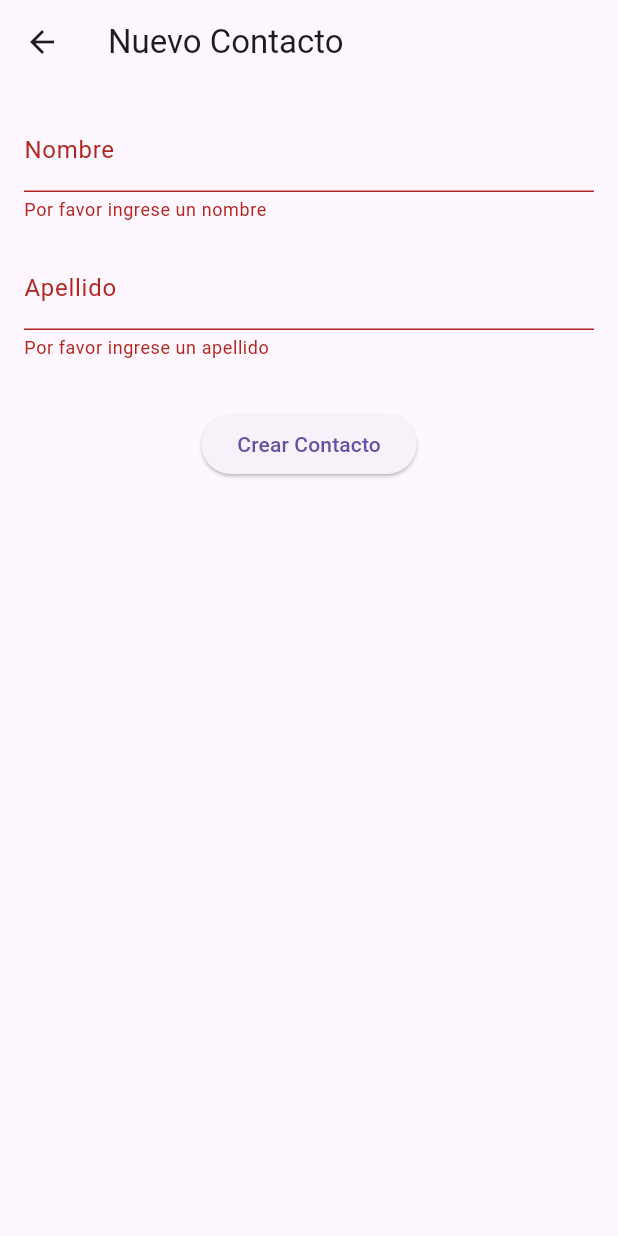
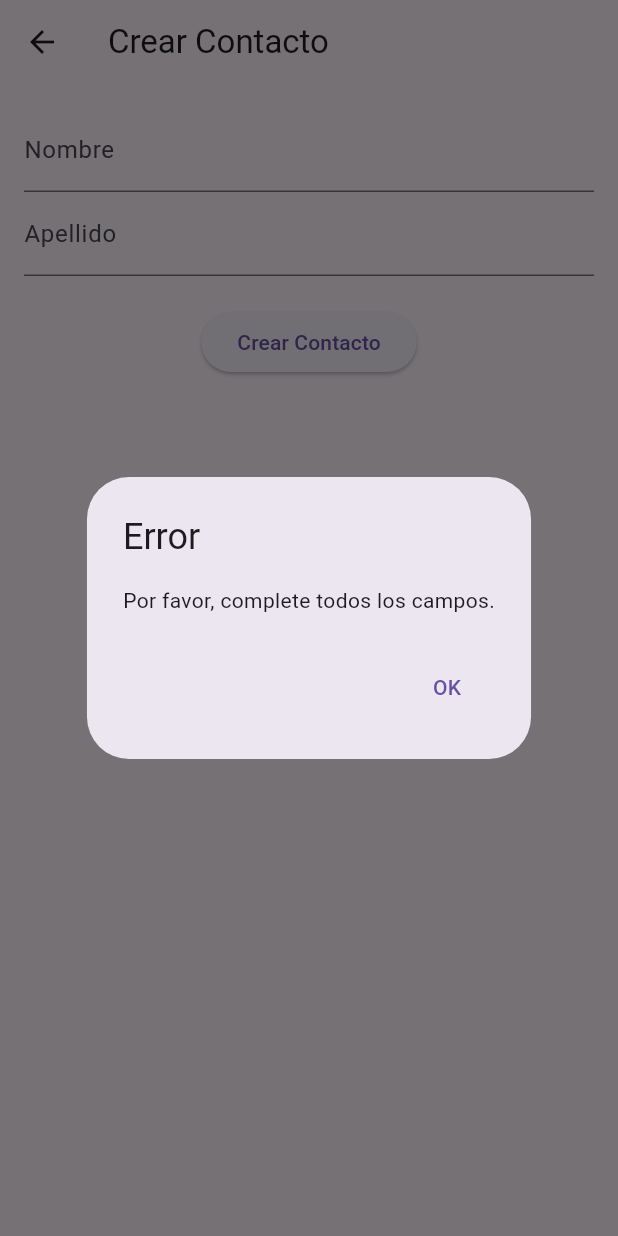
Before and after one commit to jesusmfb07/financial-application, a Flutter app: the CreateContactPage screen opened directly, after a tap on "Crear Contacto", on a phone screen of 412 x 824 dp. Run offline on Flutter 3.47's test engine with Material 3 defaults, Android fonts, the phone set to English and light mode, and no system bars; our stand-ins replace sqflite; accounts and stored records are empty.

Commit message:
implementing contact creation

```diff
--- a/lib/chat/application/use_cases/handler/create_contact_handler.dart
+++ b/lib/chat/application/use_cases/handler/create_contact_handler.dart
@@ -1,16 +1,14 @@
-// lib/application/use_cases/create_contact_handler.dart
 import '../../../domain/entities/contact.dart';
-import '../../../infrastructure/adapters/chat_adapter.dart';
+import '../../../infrastructure/adapters/database_adapter.dart'; // Cambiado a DatabaseAdapter
 import 'command/create_contact_command.dart';
 
+class CreateContactHandler {
+  final DatabaseAdapter databaseAdapter;
 
-class CreateContactHandler {
-  final ChatAdapter chatAdapter;
-
-  CreateContactHandler(this.chatAdapter);
+  CreateContactHandler(this.databaseAdapter);
 
   void handle(CreateContactCommand command) {
-    final contact = Contact( command.name, command.lastName);
-    chatAdapter.addContact(contact);
+    final contact = Contact(command.name, command.lastName);
+    databaseAdapter.addContact(contact);
   }
 }
--- a/lib/chat/ui/pages/create_contact_page.dart
+++ b/lib/chat/ui/pages/create_contact_page.dart
@@ -1,8 +1,7 @@
 import 'package:flutter/material.dart';
-import 'package:provider/provider.dart';
-import '../../application/use_cases/handler/command/create_contact_command.dart';
-import '../../application/use_cases/handler/create_contact_handler.dart';
-import '../../infrastructure/adapters/chat_adapter.dart';
+import '../../domain/entities/contact.dart';
+import '../../application/use_cases/add_contact.dart';
+import '../../infrastructure/adapters/database_adapter.dart';
 
 class CreateContactPage extends StatefulWidget {
   @override
@@ -10,67 +9,62 @@ class CreateContactPage extends StatefulWidget {
 }
 
 class _CreateContactPageState extends State<CreateContactPage> {
-  final _formKey = GlobalKey<FormState>();
   final _nameController = TextEditingController();
   final _lastNameController = TextEditingController();
+
+  void _createContact() {
+    final name = _nameController.text;
+    final lastName = _lastNameController.text;
+
+    if (name.isNotEmpty && lastName.isNotEmpty) {
+      final contact = Contact(name, lastName);
+      final addContactUseCase = AddContact(DatabaseAdapter());
+      addContactUseCase.execute(contact);
+      Navigator.pop(context);
+    } else {
+      // Manejar el caso cuando los campos están vacíos
+      showDialog(
+        context: context,
+        builder: (context) => AlertDialog(
+          title: Text('Error'),
+          content: Text('Por favor, complete todos los campos.'),
+          actions: [
+            TextButton(
+              onPressed: () => Navigator.pop(context),
+              child: Text('OK'),
+            ),
+          ],
+        ),
+      );
+    }
+  }
 
   @override
   Widget build(BuildContext context) {
     return Scaffold(
       appBar: AppBar(
-        title: Text('Nuevo Contacto'),
+        title: Text('Crear Contacto'),
       ),
       body: Padding(
-        padding: EdgeInsets.all(16.0),
-        child: Form(
-          key: _formKey,
+        padding: const EdgeInsets.all(16.0),
         child: Column(
           children: [
-              TextFormField(
+            TextField(
               controller: _nameController,
-                decoration: InputDecoration(
-                  labelText: 'Nombre',
+              decoration: InputDecoration(labelText: 'Nombre'),
             ),
-                validator: (value) {
-                  if (value == null || value.isEmpty) {
-                    return 'Por favor ingrese un nombre';
-                  }
-                  return null;
-                },
+            TextField(
+              controller: _lastNameController,
+              decoration: InputDecoration(labelText: 'Apellido'),
             ),
-              SizedBox(height: 16.0),
-              TextFormField(
-                controller: _lastNameController,
-                decoration: InputDecoration(
-                  labelText: 'Apellido',
-                ),
-                validator: (value) {
-                  if (value == null || value.isEmpty) {
-                    return 'Por favor ingrese un apellido';
-                  }
-                  return null;
-                },
-              ),
-              SizedBox(height: 32.0),
+            SizedBox(height: 20),
             ElevatedButton(
-                onPressed: () {
-                  if (_formKey.currentState!.validate()) {
-                    final name = _nameController.text;
-                    final lastName = _lastNameController.text;
-                    final createContactCommand = CreateContactCommand(name, lastName);
-                    final createContactHandler = CreateContactHandler(
-                      context.read<ChatAdapter>(),
-                    );
-                    createContactHandler.handle(createContactCommand);
-                    Navigator.pop(context);
-                  }
-                },
+              onPressed: _createContact,
               child: Text('Crear Contacto'),
             ),
           ],
         ),
       ),
-      ),
     );
   }
 }
--- a/pubspec.yaml
+++ b/pubspec.yaml
@@ -30,8 +30,10 @@ environment:
 dependencies:
   flutter:
     sdk: flutter
-  provider: ^6.0.0
-  cupertino_icons: ^1.0.6
+  provider: ^6.1.2
+  cupertino_icons: ^1.0.8
+  sqflite: ^2.3.3+1
+  path: ^1.9.0
 
   # The following adds the Cupertino Icons font to your application.
   # Use with the CupertinoIcons class for iOS style icons.
```
Also changed, not shown: lib/chat/infrastructure/adapters/database_adapter.dart (added, +53 -0 lines), lib/chat/ui/pages/contact_list_page.dart (added, +68 -0 lines), lib/chat/ui/pages/expense_manager_page.dart (+3 -113 lines), pubspec.lock, 1 other file. Lines whose indentation alone changed are shown as unchanged.
